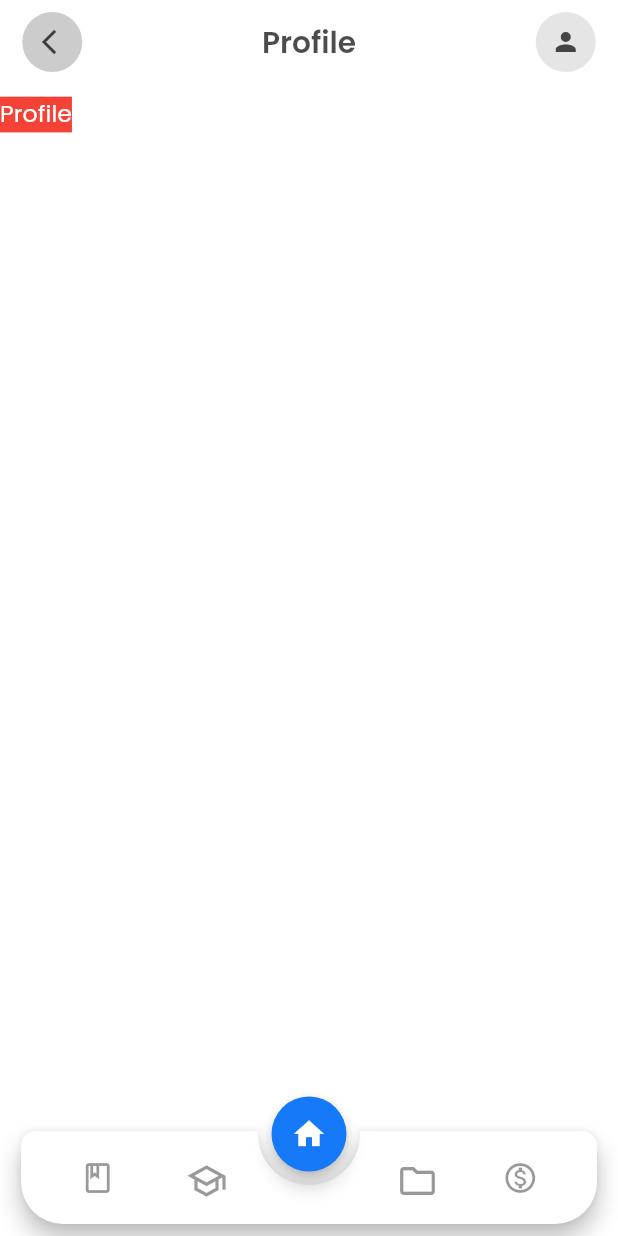
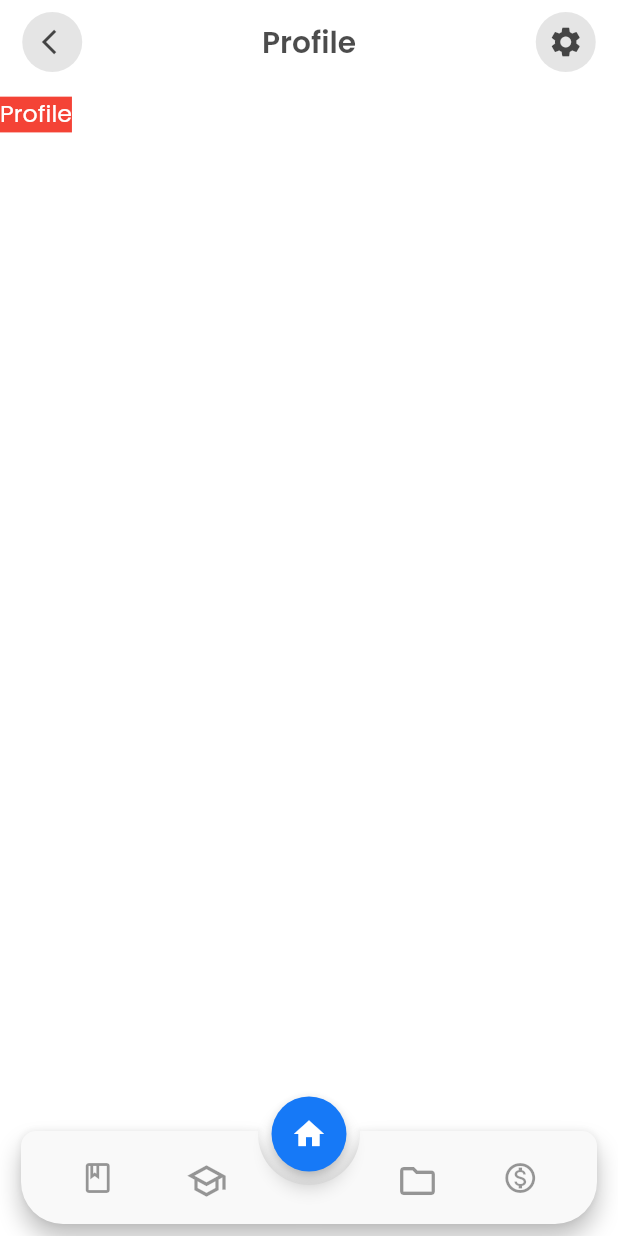
Before and after one commit to danielchukwu/neocloud-learning-admin-mobile, a Flutter app: the ProfileScreen screen opened directly, on a phone screen of 412 x 824 dp. Run offline on Flutter 3.47's test engine with Material 2 defaults, Android fonts, the phone set to English and light mode, and no system bars; drawn by our look-alikes of animated_notch_bottom_bar; our stand-ins replace flutter_svg, lottie.

Commit message:
complete appbar fix

```diff
--- a/lib/components/appbar/actions.dart
+++ b/lib/components/appbar/actions.dart
@@ -30,7 +30,7 @@ class actionUserButton extends StatelessWidget {
               )
             : Icon(
                 icon != null ? icon : Icons.cancel,
-                color: isDark ? kBlack90 : kWhite,
+                color: isDark ? kBlack.withOpacity(.7) : kWhite,
               ),
       ),
     );
--- a/lib/components/appbar/leading.dart
+++ b/lib/components/appbar/leading.dart
@@ -19,7 +19,7 @@ class LeadingBackButton extends StatelessWidget {
       children: <Widget>[
         SizedBox(width: defaultSize * 1.5),
         CircleAvatar(
-          backgroundColor: (isDark ? kBlack90 : kWhite).withOpacity(.2),
+          backgroundColor: (isDark ? kBlack : kWhite).withOpacity(.1),
           child: Padding(
             padding: EdgeInsets.only(left: defaultSize * .5),
             child: IconButton(
--- a/lib/components/bottom_navbar/apps_bottom_navbar.dart
+++ b/lib/components/bottom_navbar/apps_bottom_navbar.dart
@@ -14,7 +14,7 @@ class AppsBottomNavBar extends StatelessWidget {
     return Consumer<NavItems>(
       builder: (context, navItems, child) =>
           AnimatedNotchBottomBar(
-            color: kWhite,
+            color: Color(0xFFF9F9F9),
             showLabel: false,
             notchColor: kBlue,
             onTap: (int value) {
--- a/lib/constraints.dart
+++ b/lib/constraints.dart
@@ -50,6 +50,10 @@ void navigateToProfile({BuildContext? context}) {
   );
 }
 
+void navigateToScreen({required BuildContext context, required String routeName}){
+  Navigator.pushNamed(context, routeName);
+}
+
 // - Build Widgets
 PreferredSize buildAppBar({
   required String title,
--- a/lib/screens/Profile/profile_sceen.dart
+++ b/lib/screens/Profile/profile_sceen.dart
@@ -2,6 +2,7 @@ import 'package:flutter/material.dart';
 import 'package:neocloud_mobile/components/bottom_navbar/apps_bottom_navbar.dart';
 import 'package:neocloud_mobile/components/texts.dart';
 import 'package:neocloud_mobile/constraints.dart';
+import 'package:neocloud_mobile/screens/settings/settings_screen.dart';
 
 class ProfileScreen extends StatelessWidget {
   const ProfileScreen({Key? key}) : super(key: key);
@@ -10,7 +11,13 @@ class ProfileScreen extends StatelessWidget {
   @override
   Widget build(BuildContext context) {
     return Scaffold(
-      appBar: buildAppBar(title: screenName, bgColor: kWhite, isDark: true),
+      appBar: buildAppBar(
+        title: screenName,
+        bgColor: kWhite,
+        isDark: true,
+        actionIcon: Icons.settings,
+        press: (context) => const SettingsScreen(),
+      ),
       body: Container(
         color: Colors.red,
         child: TextMedium(title: screenName, color: Colors.white),
```
